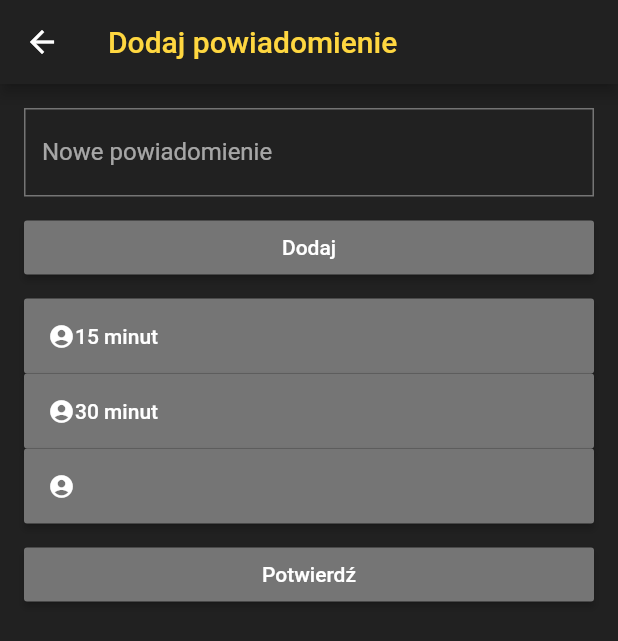
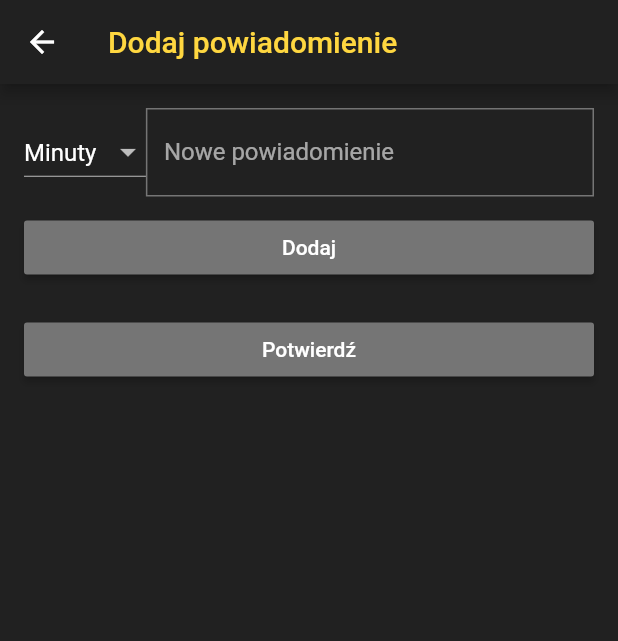
Before and after one commit to kamil-korwiel/Locato2, a Flutter app: the AddNotification screen opened directly, after a tap on "Dodaj", on a phone screen of 412 x 824 dp. Shown: the top 641 px of the screen. Run offline on Flutter 3.47's test engine with Material 2 defaults, Android fonts, the phone set to English and light mode, and no system bars; our stand-ins replace flutter_datetime_picker, flutter_local_notifications, flutter_speed_dial, flutter_typeahead, geolocator, google_maps_flutter and 2 more; missing offline and left inert: geocoder, throttling; accounts and stored records are empty.

Commit message:
poprawa ekranu powiadomień

```diff
--- a/Projekt/lib/pages/add_event.dart
+++ b/Projekt/lib/pages/add_event.dart
@@ -83,10 +83,6 @@ class _AddEventState extends State<AddEvent> {
                       maxTime: DateTime(2022, 12, 31), onConfirm: (date) {
                     /// tu jest  save data
                     print('confirm $date');
-<<<<<<< HEAD
-=======
-
->>>>>>> 8f5a91cb35e73065edec80687e6ff5d5a11bed4c
                     String month = date.month < 10 ? '0${date.month}' : '${date.month}';
                     String day = date.day < 10 ? '0${date.day}' : '${date.day}';
                     _date = '${date.year}-$month-$day';
--- a/Projekt/lib/pages/add_group.dart
+++ b/Projekt/lib/pages/add_group.dart
@@ -1,5 +1,4 @@
 import 'dart:ui';
-
 import 'package:flutter/material.dart';
 import 'package:flutter_datetime_picker/flutter_datetime_picker.dart';
 import 'package:pageview/Classes/Group.dart';
--- a/Projekt/lib/pages/add_notification.dart
+++ b/Projekt/lib/pages/add_notification.dart
@@ -1,7 +1,8 @@
 import 'dart:ui';
-
 import 'package:flutter/material.dart';
 import 'package:pageview/pages/add_task.dart';
+import 'package:flutter_local_notifications/flutter_local_notifications.dart';
+import 'package:pageview/Classes/Notification.dart';
 
 class AddNotification extends StatefulWidget {
   @override
@@ -13,15 +14,47 @@ class AddNotification extends StatefulWidget {
 }
 
 class _AddNotificationState extends State<AddNotification> {
-  List<String> notifications = ["15 minut", "30 minut"];
-  List<Color> _colors = [Colors.grey, Colors.amber[400]];
-  int _currentIndex = 0;
 
   final TextEditingController _text = new TextEditingController();
+  final notifications = FlutterLocalNotificationsPlugin();
 
   @override
   void initState() {
     super.initState();
+
+    /*final settingsAndroid = AndroidInitializationSettings('app_icon');
+    final settingsIOS = IOSInitializationSettings(
+        onDidReceiveLocalNotification: (id, title, body, payload) =>
+            onSelectNotification(payload));
+
+    notifications.initialize(
+        InitializationSettings(settingsAndroid, settingsIOS),
+        onSelectNotification: onSelectNotification);*/
+  }
+
+  Future onSelectNotification(String payload) async => await Navigator.pop(context);//Navigator.push(
+       // context,
+        //co ma sie dziac po wcisnieciu powiadomienia
+       // MaterialPageRoute(builder: (context) => SecondPage(payload: payload)),
+    //  );
+
+
+  List<MyNotification> notificationlist = [];
+  int _currentIndex = 0;
+  List<String> unitlist = ["Minuty", "Godziny", "Dni"];
+  String holder = "Minuty";
+  String _value = "Minuty";
+  DateTime teraz = DateTime.now();
+  DateTime pom = DateTime.now();
+  var duration;
+  int czas;
+  int length = 0;
+
+
+  void getDropDownItem(){
+    setState(() {
+      holder = _value ;
+    });
   }
 
   Widget build(BuildContext context) {
@@ -32,7 +65,29 @@ class _AddNotificationState extends State<AddNotification> {
       body: Padding(
           padding: const EdgeInsets.all(16.0),
           child: ListView(children: <Widget>[
-            new TextFormField(
+            new Row(
+    crossAxisAlignment: CrossAxisAlignment.center,
+    children: <Widget>[
+DropdownButton<String>(
+	value: _value,
+	icon: Icon(Icons.arrow_drop_down),
+	iconSize: 24,
+	elevation: 16,
+	onChanged: (String data) {
+	  setState(() {
+		_value = data;
+    getDropDownItem();
+	  });
+	},
+	items: unitlist.map<DropdownMenuItem<String>>((String value) {
+	  return DropdownMenuItem<String>(
+		value: value,
+		child: Text(value),
+	  );
+	}).toList(),
+  ),
+      Flexible(
+        child: TextFormField(
               controller: _text,
               decoration: new InputDecoration(
                 labelText: "Nowe powiadomienie",
@@ -43,13 +98,31 @@ class _AddNotificationState extends State<AddNotification> {
               ),
               keyboardType: TextInputType.text,
             ),
+      ),
+    ],
+           ),
             SizedBox(
               height: 10.0,
             ),
             new RaisedButton(
               onPressed: () {
-                notifications.add(_text.text);
+                if(holder == "Minuty"){
+                czas = int.parse(_text.text);
+                duration = new Duration(minutes: czas);
+                }
+                if(holder == "Godziny"){
+                czas = int.parse(_text.text);
+                duration = new Duration(minutes: czas);
+                }
+                if(holder == "Dni"){
+                czas = int.parse(_text.text);
+                duration = new Duration(minutes: czas);
+                }
+                pom = teraz.add(duration);
+                notificationlist.add(new MyNotification(_currentIndex, pom));
                 _text.clear();
+                _currentIndex++;
+                length = notificationlist.length;
                 setState(() {});
               },
               child: Text('Dodaj'),
@@ -59,7 +132,7 @@ class _AddNotificationState extends State<AddNotification> {
             ),
             new ListView.builder(
                 shrinkWrap: true,
-                itemCount: notifications.length,
+                itemCount: notificationlist.length,
                 itemBuilder: (context, index) {
                   return RaisedButton(
                     child: Container(
@@ -77,7 +150,7 @@ class _AddNotificationState extends State<AddNotification> {
                                       Icons.account_circle,
                                       size: 18.0,
                                     ),
-                                    Text(notifications[index]),
+                                    Text(notificationlist[index].nazwa),
                                   ],
                                 ),
                               )
@@ -88,7 +161,7 @@ class _AddNotificationState extends State<AddNotification> {
                     ),
                     onPressed: () => Scaffold
                     .of(context)
-                    .showSnackBar(SnackBar(content: Text(notifications[index]))),
+                   .showSnackBar(SnackBar(content: Text(notificationlist[index].nazwa))),
               );
                     }),
             SizedBox(
--- a/Projekt/pubspec.yaml
+++ b/Projekt/pubspec.yaml
@@ -30,6 +30,7 @@ dependencies:
   table_calendar: ^2.2.3
   flutter_datetime_picker: ^1.2.5
   date_range_picker: ^1.0.5
+  flutter_local_notifications: ^0.6.0
 
   flutter:
     sdk: flutter
@@ -37,6 +38,7 @@ dependencies:
   # The following adds the Cupertino Icons font to your application.
   # Use with the CupertinoIcons class for iOS style icons.
   cupertino_icons: ^0.1.2
+
 
 dev_dependencies:
   flutter_test:
```
Also changed, not shown: Projekt/lib/Classes/Notification.dart (added, +43 -0 lines), Projekt/pubspec.lock, 1 other file.
